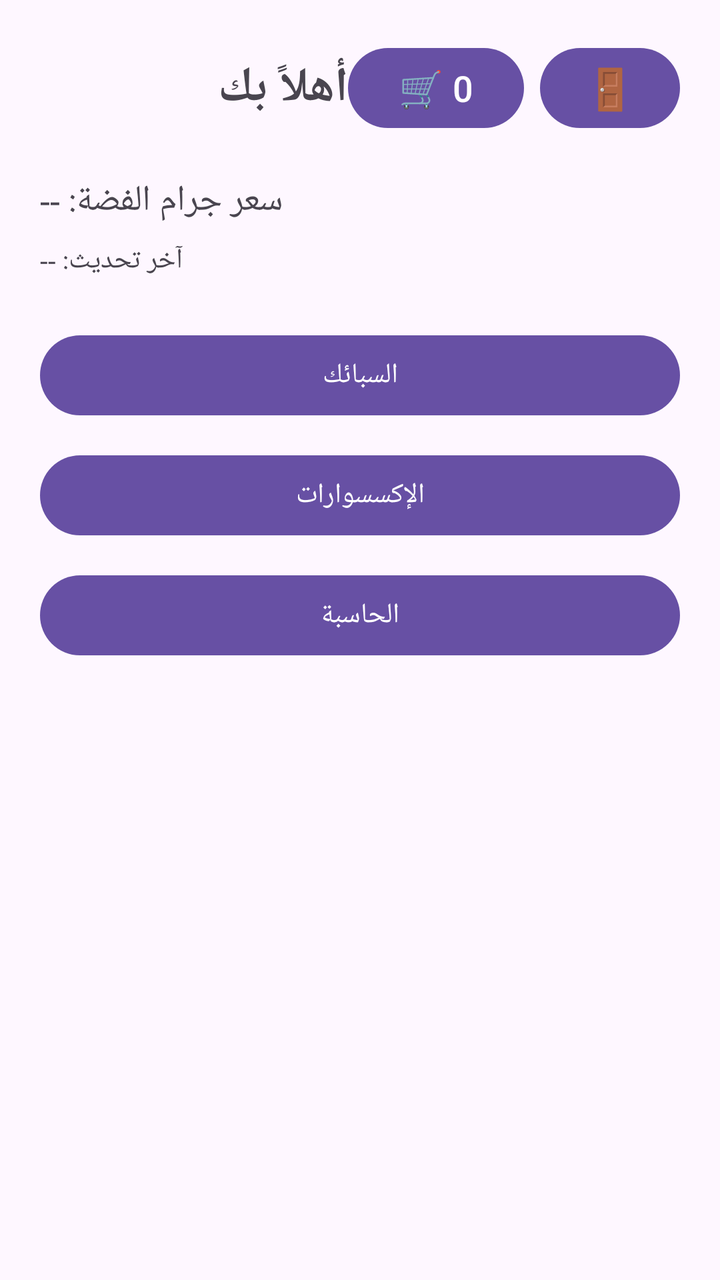
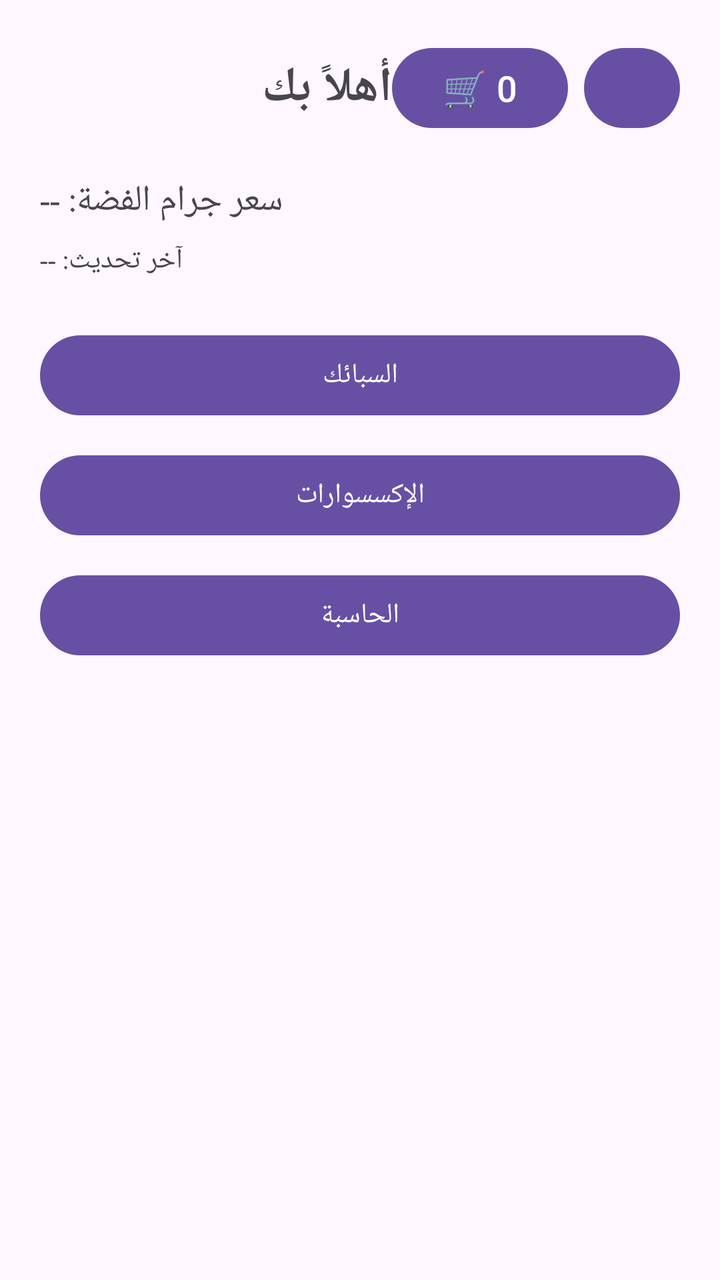

An Android layout rendered at two revisions. The XML below is the earlier revision; the diff shows what the commit changed to produce the second picture.
<!-- AndroidManifest.xml: application theme Theme.Fidyathussinnis -->
<!-- res/layout/activity_store.xml -->
<?xml version="1.0" encoding="utf-8"?>
<LinearLayout xmlns:android="http://schemas.android.com/apk/res/android"
    android:layout_width="match_parent"
    android:layout_height="match_parent"
    android:orientation="vertical"
    android:padding="20dp">

    <LinearLayout
        android:layout_width="match_parent"
        android:layout_height="wrap_content"
        android:orientation="horizontal"
        android:gravity="center_vertical"
        android:layout_marginBottom="20dp">

        <TextView
            android:id="@+id/tvWelcomeUser"
            android:layout_width="0dp"
            android:layout_height="wrap_content"
            android:layout_weight="1"
            android:text="أهلاً بك"
            android:textSize="24sp"
            android:textStyle="bold" />

        <Button
            android:id="@+id/btnCart"
            android:layout_width="wrap_content"
            android:layout_height="48dp"
            android:text="🛒 0"
            android:textSize="18sp"
            android:layout_marginEnd="8dp" />

        <Button
            android:id="@+id/btnLogout"
            android:layout_width="70dp"
            android:layout_height="48dp"
            android:text="🚪"
            android:textSize="20sp" />
    </LinearLayout>

    <TextView
        android:id="@+id/tvSilverPrice"
        android:layout_width="wrap_content"
        android:layout_height="wrap_content"
        android:text="سعر جرام الفضة: --"
        android:textSize="18sp"
        android:layout_marginBottom="8dp" />

    <TextView
        android:id="@+id/tvLastUpdate"
        android:layout_width="wrap_content"
        android:layout_height="wrap_content"
        android:text="آخر تحديث: --"
        android:textSize="14sp"
        android:layout_marginBottom="24dp" />

    <Button
        android:id="@+id/btnBars"
        android:layout_width="match_parent"
        android:layout_height="wrap_content"
        android:text="السبائك"
        android:layout_marginBottom="12dp" />

    <Button
        android:id="@+id/btnAccessories"
        android:layout_width="match_parent"
        android:layout_height="wrap_content"
        android:text="الإكسسوارات"
        android:layout_marginBottom="12dp" />

    <Button
        android:id="@+id/btnCalculator"
        android:layout_width="match_parent"
        android:layout_height="wrap_content"
        android:text="الحاسبة" />

</LinearLayout>
<!-- resources referenced by this layout -->
<resources>
  <style name="Theme.Fidyathussinnis" parent="Base.Theme.Fidyathussinnis" />
  <style name="Base.Theme.Fidyathussinnis" parent="Theme.Material3.DayNight.NoActionBar">
          
          
      </style>
</resources>

<!-- the commit's change to res/layout/activity_store.xml (unified diff, before → after) -->
@@ -31,7 +31,7 @@
 
         <Button
             android:id="@+id/btnLogout"
-            android:layout_width="70dp"
+            android:layout_width="48dp"
             android:layout_height="48dp"
             android:text="🚪"
             android:textSize="20sp" />
